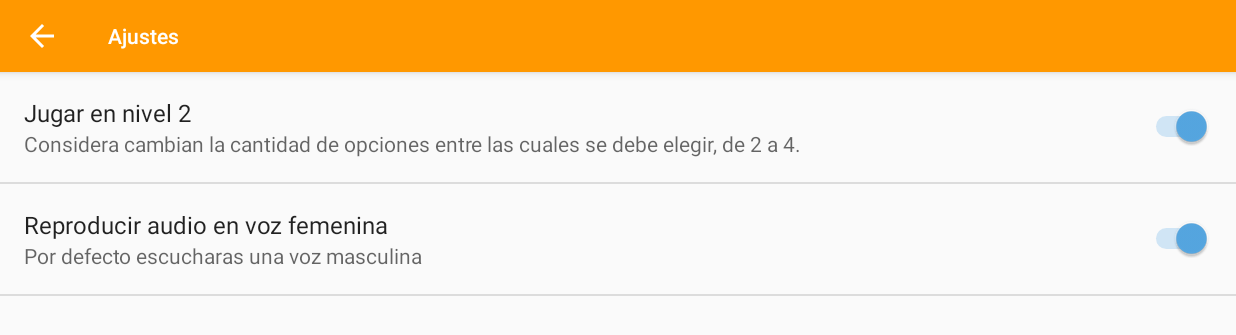
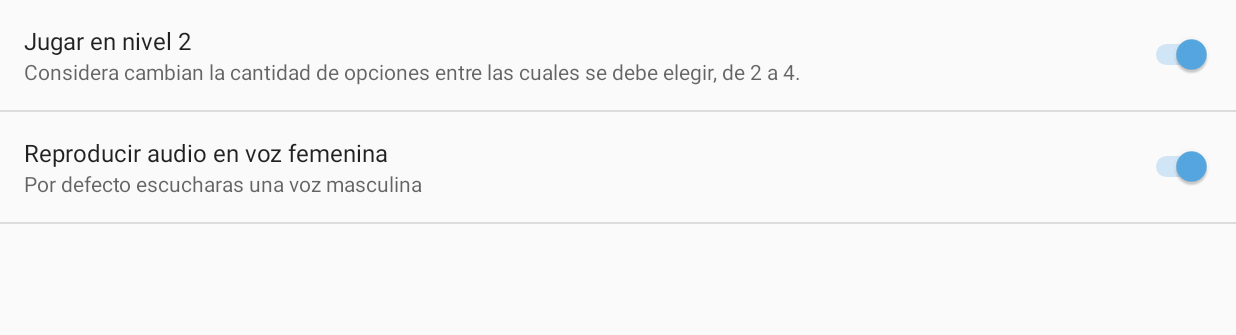
Before and after one commit to onofricamila/TPLaboratorioDeSw, an Android app: the SettingsActivity screen opened directly, with no data from a screen before it, after a tap on "Ajustes", on a phone screen of 824 x 412 dp (held sideways). Shown: the top 335 px of the screen. Run offline under Robolectric (Android 15) with nearby library versions, the phone set to English and light mode, and no system bars.

Commit message:
ic settings to settings act, hello no toolbar theme

```diff
--- a/app/src/main/AndroidManifest.xml
+++ b/app/src/main/AndroidManifest.xml
@@ -8,7 +8,7 @@
         android:label="@string/app_name"
         android:roundIcon="@mipmap/ic_launcher_round"
         android:supportsRtl="true"
-        android:theme="@style/AppTheme">
+        android:theme="@style/AppTheme.NoActionBar">
         <activity
             android:screenOrientation="landscape"
             android:name=".MainActivity">
--- a/app/src/main/java/labo2018/razasypelajesonofri/utils/SoundsPlayer.java
+++ b/app/src/main/java/labo2018/razasypelajesonofri/utils/SoundsPlayer.java
@@ -36,13 +36,13 @@ public class SoundsPlayer {
         for (int i = 0; i < mediaPlayers.length; i++) {
             mediaPlayers[i] = MediaPlayer.create( context, (Integer) sounds.get(i));
         }
-        // create icon_sound chain only if there are more than one icon_sound to play
+        // create ic_sound chain only if there are more than one ic_sound to play
         if (mediaPlayers.length > 1) {
             for (int i = 0; i < mediaPlayers.length-1; i++) {
                 mediaPlayers[i].setNextMediaPlayer( mediaPlayers[i+1] );
             }
         }
-        // start playing icon_sound chain/single icon_sound
+        // start playing ic_sound chain/single ic_sound
         mediaPlayers[0].start();
     }
 
--- a/app/src/main/res/layout/activity_game.xml
+++ b/app/src/main/res/layout/activity_game.xml
@@ -44,7 +44,7 @@
         android:layout_marginTop="40dp"
         app:layout_constraintStart_toEndOf="@+id/wordShown"
         app:layout_constraintTop_toTopOf="parent"
-        app:srcCompat="@drawable/icon_sound" />
+        app:srcCompat="@drawable/ic_sound" />
 
     <!-- AHORA EMPIEZA EL DISEÑO PARA LAS IMGS VIEWS DE LOS CABALLOS -->
 
--- a/app/src/main/res/values/styles.xml
+++ b/app/src/main/res/values/styles.xml
@@ -8,4 +8,15 @@
         <item name="colorAccent">@color/colorAccent</item>
         <item name="preferenceTheme">@style/PreferenceThemeOverlay</item>
     </style>
+
+    <!-- NoActionBar theme. -->
+    <style name="AppTheme.NoActionBar" parent="Theme.AppCompat.Light.DarkActionBar">
+        <item name="windowActionBar">false</item>
+        <item name="windowNoTitle">true</item>
+        <item name="android:windowFullscreen">true</item>
+        <item name="colorPrimary">@color/colorPrimary</item>
+        <item name="colorPrimaryDark">@color/colorPrimaryDark</item>
+        <item name="colorAccent">@color/colorAccent</item>
+        <item name="preferenceTheme">@style/PreferenceThemeOverlay</item>
+    </style>
 </resources>
--- a/app/src/main/res/xml/pref_headers.xml
+++ b/app/src/main/res/xml/pref_headers.xml
@@ -1,25 +1,25 @@
 <preference-headers xmlns:android="http://schemas.android.com/apk/res/android">
 
-    <!-- These icon_settings headers are only used on tablets. -->
+    <!-- These ic_settings headers are only used on tablets. -->
 
     <header
         android:fragment="labo2018.razasypelajesonofri.SettingsActivity$AjustesPreferenceFragment"
-        android:icon="@drawable/icon_settings"
+        android:icon="@drawable/ic_settings"
         android:title="@string/pref_header_ajustes" />
 
     <header
         android:fragment="labo2018.razasypelajesonofri.SettingsActivity$ReconocimientoPreferenceFragment"
-        android:icon="@drawable/icon_study"
+        android:icon="@drawable/ic_study"
         android:title="@string/pref_header_reconocimiento" />
 
     <header
         android:fragment="labo2018.razasypelajesonofri.SettingsActivity$InteraccionPreferenceFragment"
-        android:icon="@drawable/icon_interactivity"
+        android:icon="@drawable/ic_interactivity"
         android:title="@string/pref_header_interaccion" />
 
     <header
         android:fragment="labo2018.razasypelajesonofri.SettingsActivity$MiniJuegoPreferenceFragment"
-        android:icon="@drawable/icon_game"
+        android:icon="@drawable/ic_game"
         android:title="@string/pref_header_minijuego" />
 
 </preference-headers>
```
Also changed, not shown: app/src/main/java/labo2018/razasypelajesonofri/MainActivity.java (+6 -1 lines), app/src/main/java/labo2018/razasypelajesonofri/SettingsActivity.java (+8 -8 lines), app/src/main/res/drawable/ic_launcher_background.xml (deleted, +0 -74 lines), app/src/main/res/layout/activity_main.xml (+14 -1 lines), app/src/main/res/values/strings.xml (+5 -5 lines), app/src/main/res/drawable/ic_cedica.png (renamed from app/src/main/res/drawable/icon_cedica.png), app/src/main/res/drawable/ic_config_click.png (added), app/src/main/res/drawable/ic_config_regular.png (added), app/src/main/res/drawable/ic_game.png (renamed from app/src/main/res/drawable/icon_game.png), app/src/main/res/drawable/ic_interactivity.png (renamed from app/src/main/res/drawable/icon_interactivity.png), app/src/main/res/drawable/ic_settings.png (renamed from app/src/main/res/drawable/icon_settings.png), app/src/main/res/drawable/ic_sound.png (renamed from app/src/main/res/drawable/icon_sound.png), app/src/main/res/drawable/ic_study.png (renamed from app/src/main/res/drawable/icon_study.png).
